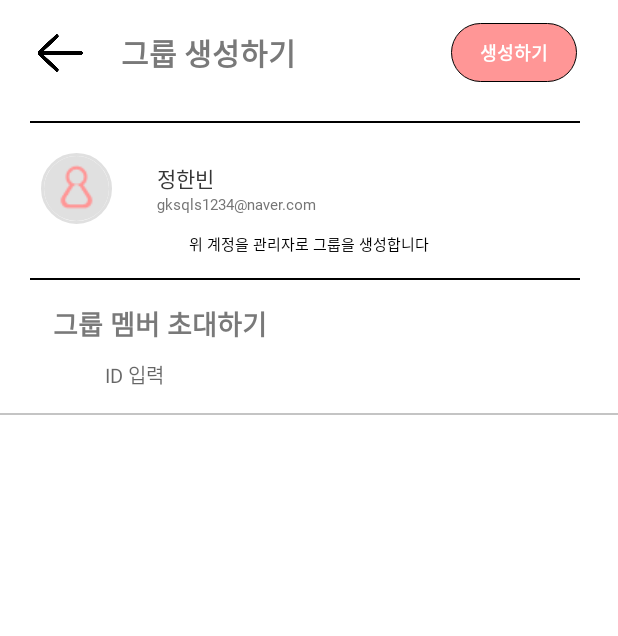
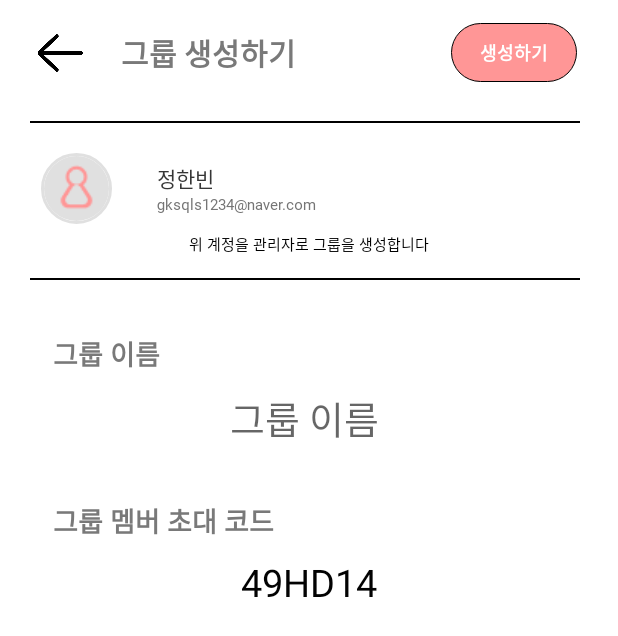
Before and after one commit to BTS-development/BTS_App, an Android app: the Group_create screen opened directly, with no data from a screen before it, on a phone screen of 412 x 824 dp. Shown: the top 636 px of the screen. Run offline under Robolectric (Android 15) with nearby library versions, the phone set to English and light mode, and no system bars; our stand-ins replace CircleImageView.

Commit message:
[Update] Design

```diff
--- a/BluetoothTemperatureSubmitter/app/src/main/res/layout/activity_group_create.xml
+++ b/BluetoothTemperatureSubmitter/app/src/main/res/layout/activity_group_create.xml
@@ -116,32 +116,41 @@
         <TextView
             android:layout_width="match_parent"
             android:layout_height="wrap_content"
-            android:text="그룹 멤버 초대하기"
+            android:text="그룹 이름"
             android:textSize="18dp"
             android:fontFamily="@font/roboto"
             android:textColor="#797979"
-            android:layout_marginTop="15dp"
+            android:layout_marginTop="35dp"
             android:layout_marginLeft="35dp"/>
         <EditText
             android:id="@+id/Group_ID"
             android:layout_width="match_parent"
             android:layout_height="wrap_content"
-            android:hint="ID 입력"
+            android:hint="그룹 이름 "
             android:background="#ffffff"
-            android:layout_marginLeft="70dp"
-            android:textSize="13dp"
-            android:textColor="#c4c4c4"
+            android:gravity="center"
+            android:textSize="25dp"
+            android:textColor="#000000"
             android:layout_marginTop="10dp"/>
 
-        <View
-            android:layout_marginTop="15dp"
+        <TextView
             android:layout_width="match_parent"
-            android:layout_height="1dp"
-            android:background="#C4C4C4" />
-
-        <ListView
-            android:id="@+id/Group_create_list"
+            android:layout_height="wrap_content"
+            android:text="그룹 멤버 초대 코드"
+            android:textSize="18dp"
+            android:fontFamily="@font/roboto"
+            android:textColor="#797979"
+            android:layout_marginTop="35dp"
+            android:layout_marginLeft="35dp"/>
+        <TextView
+            android:id="@+id/Group_Code"
             android:layout_width="match_parent"
-            android:layout_height="match_parent"/>
+            android:layout_height="wrap_content"
+            android:text="49HD14"
+            android:gravity="center"
+            android:background="#ffffff"
+            android:textSize="25dp"
+            android:textColor="#020202"
+            android:layout_marginTop="10dp"/>
     </LinearLayout>
 </LinearLayout>
--- a/BluetoothTemperatureSubmitter/app/src/main/res/layout/activity_group_join.xml
+++ b/BluetoothTemperatureSubmitter/app/src/main/res/layout/activity_group_join.xml
@@ -116,7 +116,7 @@
         <TextView
             android:layout_width="match_parent"
             android:layout_height="wrap_content"
-            android:text="그룹 ID 입력"
+            android:text="그룹 코드 입력"
             android:textSize="18dp"
             android:fontFamily="@font/roboto_medium"
             android:textColor="#797979"
@@ -126,7 +126,7 @@
             android:id="@+id/Group_ID"
             android:layout_width="match_parent"
             android:layout_height="wrap_content"
-            android:hint="ID 입력"
+            android:hint="코드 입력"
             android:background="#ffffff"
             android:layout_marginLeft="70dp"
             android:textSize="13dp"
--- a/BluetoothTemperatureSubmitter/app/src/main/res/layout/activity_group_manage_notion.xml
+++ b/BluetoothTemperatureSubmitter/app/src/main/res/layout/activity_group_manage_notion.xml
@@ -20,13 +20,20 @@
             android:src="@drawable/back_space" />
 
         <com.google.android.material.textview.MaterialTextView
-            android:layout_width="match_parent"
+            android:layout_width="200dp"
             android:layout_height="wrap_content"
             android:layout_gravity="center"
             android:fontFamily="@font/roboto"
             android:text="그룹 관리"
             android:textColor="#797979"
             android:textSize="20dp" />
+        <ImageView
+            android:layout_marginTop="5dp"
+            android:layout_width="40dp"
+            android:layout_height="40dp"
+            android:layout_gravity="center"
+            android:layout_marginLeft="70dp"
+            android:src="@drawable/group25"/>
     </LinearLayout>
     <LinearLayout
         android:layout_margin="15dp"
```
